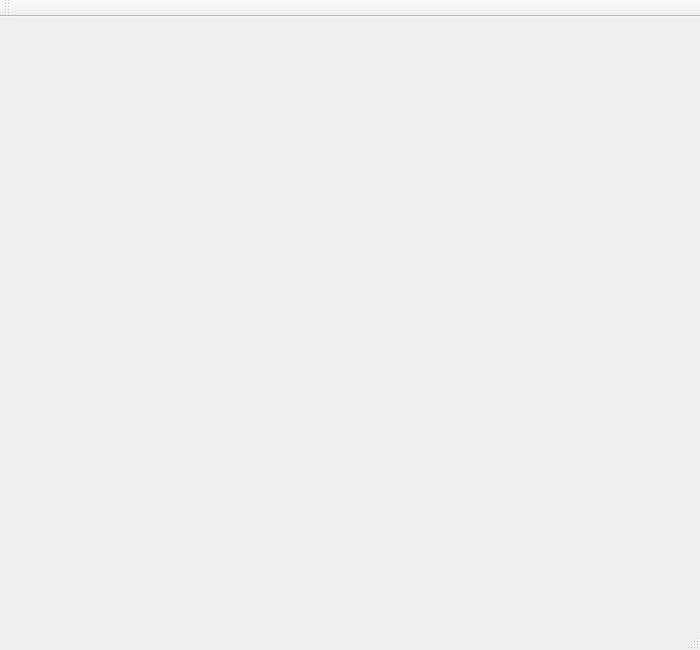
Old version of the form candycrush.ui in the repository annie31123/candycrush.
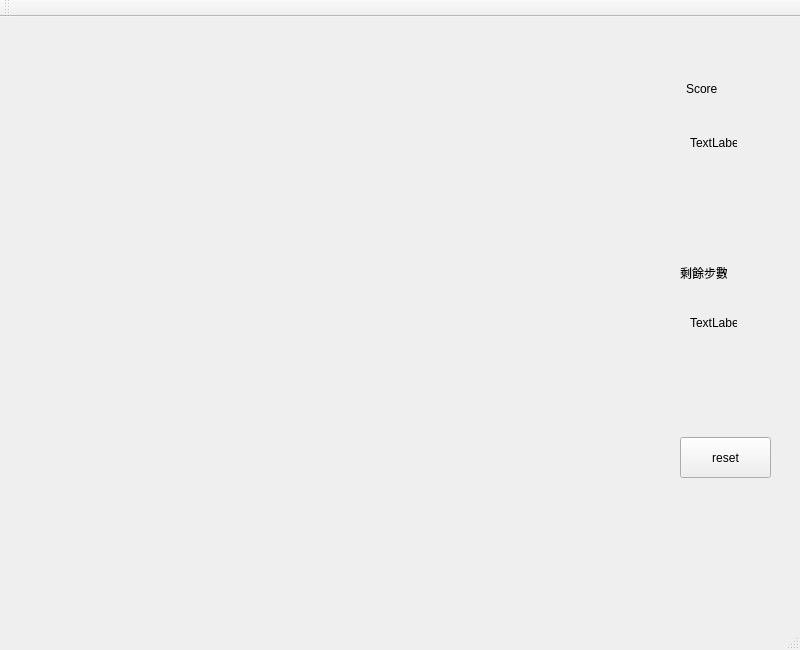
New version of the form.

```diff
--- a/candycrush.ui
+++ b/candycrush.ui
@@ -6,14 +6,80 @@
    <rect>
     <x>0</x>
     <y>0</y>
-    <width>700</width>
+    <width>800</width>
     <height>650</height>
    </rect>
   </property>
   <property name="windowTitle">
    <string>candycrush</string>
   </property>
-  <widget class="QWidget" name="centralWidget"/>
+  <widget class="QWidget" name="centralWidget">
+   <widget class="QPushButton" name="pushButton">
+    <property name="geometry">
+     <rect>
+      <x>680</x>
+      <y>420</y>
+      <width>91</width>
+      <height>41</height>
+     </rect>
+    </property>
+    <property name="text">
+     <string>reset</string>
+    </property>
+   </widget>
+   <widget class="QLabel" name="label">
+    <property name="geometry">
+     <rect>
+      <x>686</x>
+      <y>41</y>
+      <width>71</width>
+      <height>61</height>
+     </rect>
+    </property>
+    <property name="text">
+     <string>Score</string>
+    </property>
+   </widget>
+   <widget class="QLabel" name="score">
+    <property name="geometry">
+     <rect>
+      <x>690</x>
+      <y>120</y>
+      <width>47</width>
+      <height>12</height>
+     </rect>
+    </property>
+    <property name="text">
+     <string>TextLabel</string>
+    </property>
+   </widget>
+   <widget class="QLabel" name="label_2">
+    <property name="geometry">
+     <rect>
+      <x>680</x>
+      <y>250</y>
+      <width>47</width>
+      <height>12</height>
+     </rect>
+    </property>
+    <property name="text">
+     <string>剩餘步數</string>
+    </property>
+   </widget>
+   <widget class="QLabel" name="count">
+    <property name="geometry">
+     <rect>
+      <x>690</x>
+      <y>300</y>
+      <width>47</width>
+      <height>12</height>
+     </rect>
+    </property>
+    <property name="text">
+     <string>TextLabel</string>
+    </property>
+   </widget>
+  </widget>
   <widget class="QMenuBar" name="menuBar">
    <property name="geometry">
     <rect>
```
Left out of the diff: 2 changed lines with no effect on the pictures.
